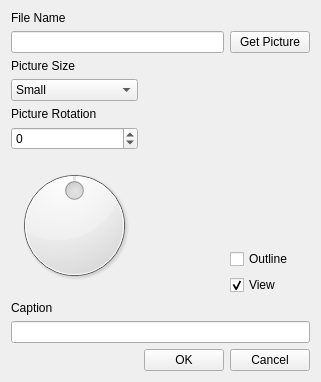
The window that lib/shrinkypic/dialog/main.ui (thresherdj/shrinkypic) describes before a commit, drawn with Qt 5.
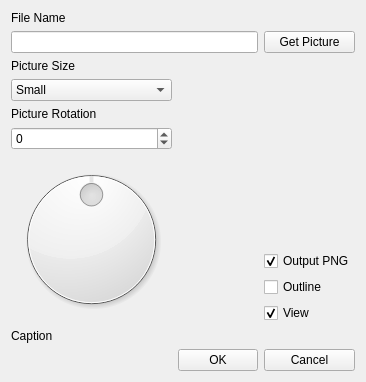
The same window after the commit. Icons and pictures are not drawn.

Commit message: Add Output check box to gui

The edit to the form file:
```diff
--- a/lib/shrinkypic/dialog/main.ui
+++ b/lib/shrinkypic/dialog/main.ui
@@ -6,7 +6,7 @@
    <rect>
     <x>0</x>
     <y>0</y>
-    <width>321</width>
+    <width>366</width>
     <height>382</height>
    </rect>
   </property>
@@ -34,13 +34,6 @@
        </property>
       </widget>
      </item>
-     <item row="11" column="0" colspan="3">
-      <widget class="QLineEdit" name="CaptionEdit">
-       <property name="toolTip">
-        <string>Enter a caption for this picture</string>
-       </property>
-      </widget>
-     </item>
      <item row="3" column="0">
       <widget class="QComboBox" name="SizeSelect">
        <property name="toolTip">
@@ -80,7 +73,7 @@
        </property>
       </widget>
      </item>
-     <item row="13" column="0">
+     <item row="12" column="0">
       <spacer name="horizontalSpacer">
        <property name="orientation">
         <enum>Qt::Horizontal</enum>
@@ -100,7 +93,7 @@
        </property>
       </widget>
      </item>
-     <item row="13" column="2">
+     <item row="12" column="2">
       <widget class="QPushButton" name="CancelButton">
        <property name="toolTip">
         <string>Click to close the program</string>
@@ -110,7 +103,7 @@
        </property>
       </widget>
      </item>
-     <item row="13" column="1">
+     <item row="12" column="1">
       <widget class="QPushButton" name="OkButton">
        <property name="toolTip">
         <string>Click to begin process</string>
@@ -177,6 +170,16 @@
          </property>
         </spacer>
        </item>
+       <item>
+        <widget class="QCheckBox" name="OutputCheckBox">
+         <property name="text">
+          <string>Output PNG</string>
+         </property>
+         <property name="checked">
+          <bool>true</bool>
+         </property>
+        </widget>
+       </item>
        <item>
         <widget class="QCheckBox" name="OutlineCheckBox">
          <property name="toolTip">
```
Left out of the diff: 12 changed lines with no effect on the pictures. The commit also changes 2 other files.
